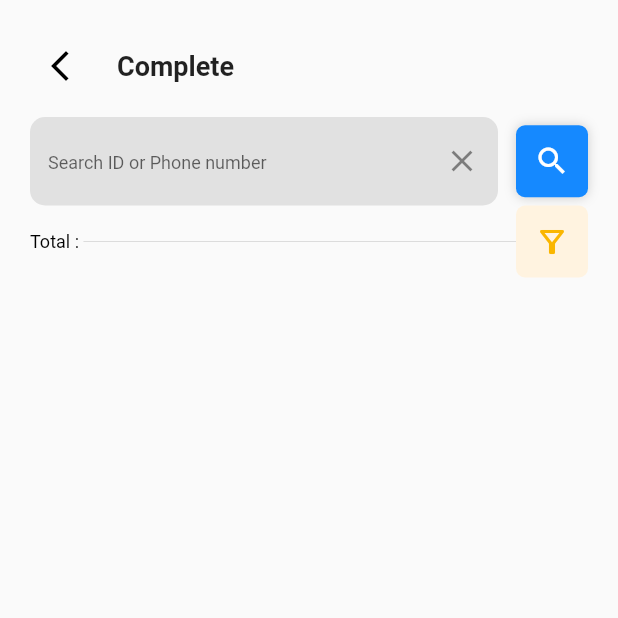
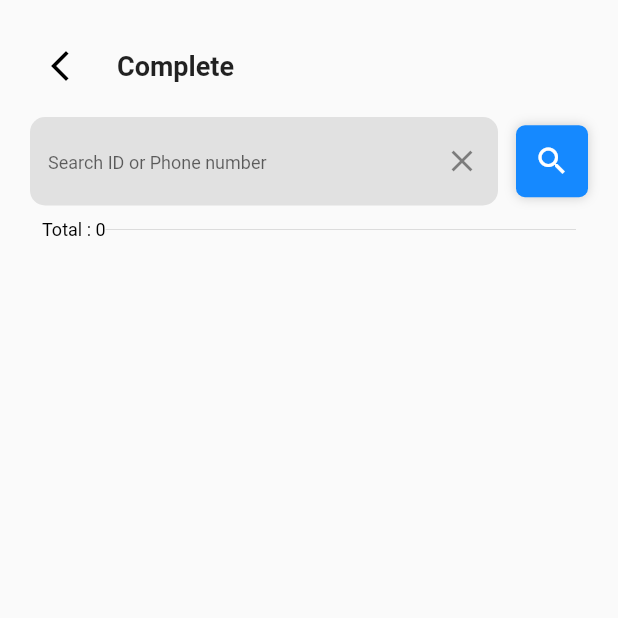
Before and after one commit to TepDe/WooiProject, a Flutter app: the CompleteScreen screen opened directly, on a phone screen of 412 x 824 dp, the top half of it. Run offline on Flutter 3.47's test engine with Material 2 defaults, Android fonts, the phone set to English and light mode, and no system bars; our stand-ins replace cloud_firestore, firebase_auth, firebase_core, firebase_database, fluttertoast, geolocator and 4 more; missing offline and left inert: dart:ffi; accounts and stored records are empty; statements that could not run were skipped.

Commit message:
Update CompleteScreen.dart

```diff
--- a/lib/CompleteScreen.dart
+++ b/lib/CompleteScreen.dart
@@ -190,6 +190,15 @@ class _CompleteScreenState extends State<CompleteScreen> {
                                     .contains(
                                         search.text.toString().toLowerCase()))
                                 .toList();
+                            if (results == null || results.isEmpty) {
+                              results = completeList
+                                  .where((user) => user['phoneNumber']
+                                  .toLowerCase()
+                                  .contains(search.text
+                                  .toString()
+                                  .toLowerCase()))
+                                  .toList();
+                            }
                             forDisplay = results;
                             setState(() {});
                             FocusManager.instance.primaryFocus?.unfocus();
@@ -201,24 +210,27 @@ class _CompleteScreenState extends State<CompleteScreen> {
                     )
                   ],
                 ),
-                Row(
-                  children: [
-                    reUse.reUseText(content: 'Total : '),
-                    const Flexible(child: Divider()),
-                    Container(
-                      decoration: BoxDecoration(
-                        color: theme.litestOrange,
-                        borderRadius: BorderRadius.circular(6),
-                      ),
-                      child: IconButton(
-                          splashRadius: 20,
-                          onPressed: () {},
-                          icon: Icon(
-                            Icons.filter_alt_outlined,
-                            color: theme.orange,
-                          )),
-                    )
-                  ],
+                Padding(
+                  padding: const EdgeInsets.all(8.0),
+                  child: Row(
+                    children: [
+                      reUse.reUseText(content: 'Total : ${forDisplay.length}'),
+                      const Flexible(child: Divider()),
+                      // Container(
+                      //   decoration: BoxDecoration(
+                      //     color: theme.litestOrange,
+                      //     borderRadius: BorderRadius.circular(6),
+                      //   ),
+                      //   child: IconButton(
+                      //       splashRadius: 20,
+                      //       onPressed: () {},
+                      //       icon: Icon(
+                      //         Icons.filter_alt_outlined,
+                      //         color: theme.orange,
+                      //       )),
+                      // )
+                    ],
+                  ),
                 )
               ],
             ),
```
